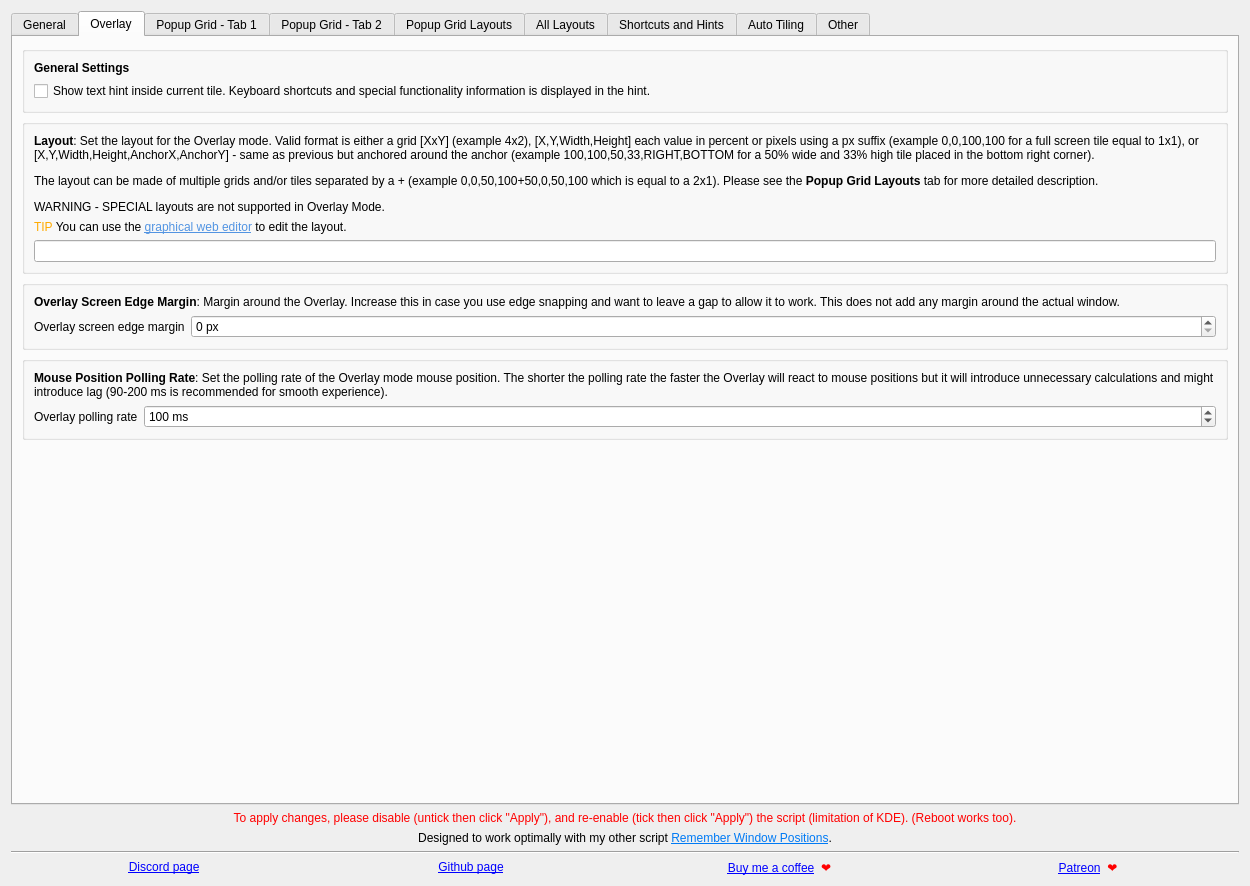
First picture: the form in src/contents/ui/config.ui, repository BoredDan/MouseTiler, before the edit.
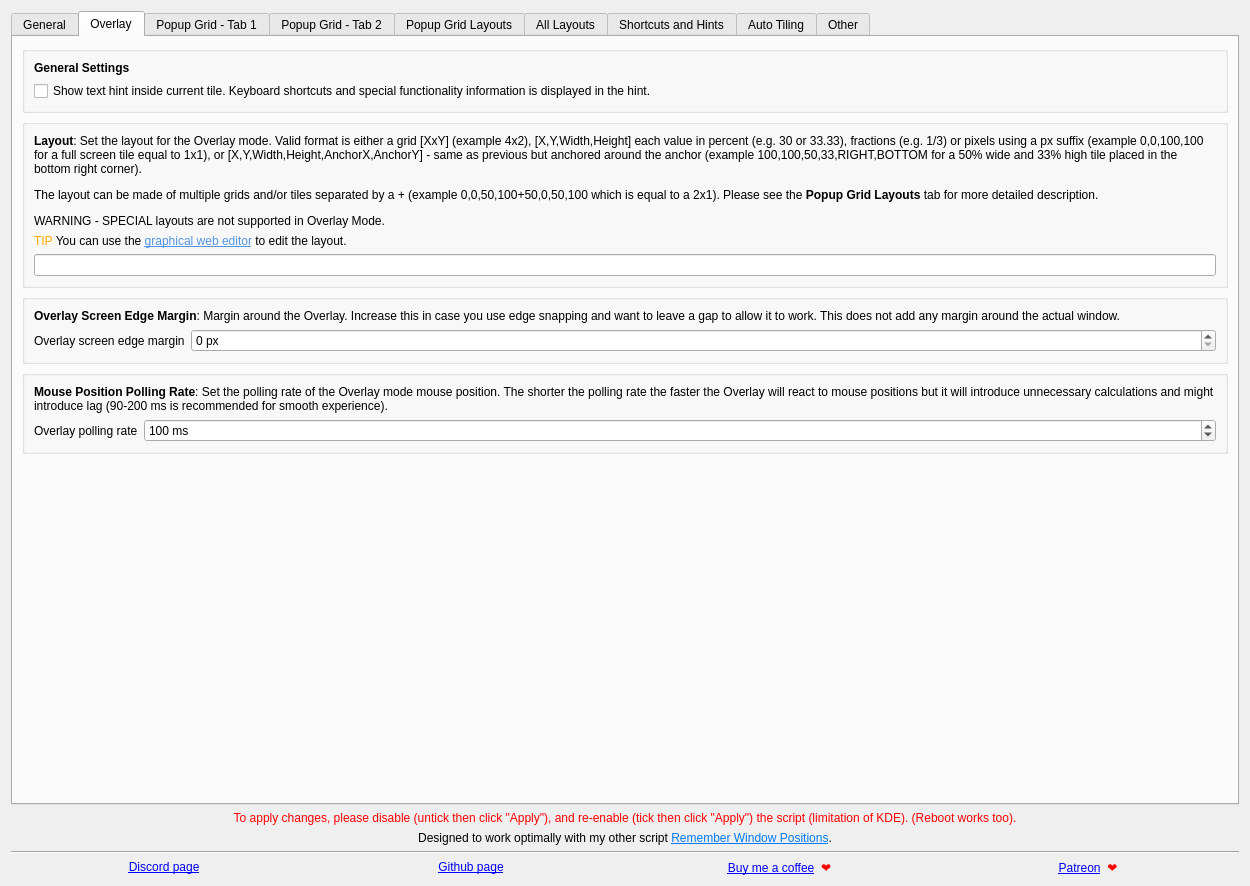
Second picture: the form after the edit. The open tabs and pages were chosen to show the change. Icons and pictures are not drawn.

Commit message: Update settings with infromations about decimal and fraction support. Reformat code to follow existing coding standards.

What changed in the file:
```diff
--- a/src/contents/ui/config.ui
+++ b/src/contents/ui/config.ui
@@ -614,7 +614,7 @@
           <item>
            <widget class="QLabel" name="label_overlayLayout">
             <property name="text">
-             <string>&lt;html&gt;&lt;head/&gt;&lt;body&gt;&lt;p&gt;&lt;span style=&quot; font-weight:700;&quot;&gt;Layout&lt;/span&gt;: Set the layout for the Overlay mode. Valid format is either a grid [XxY] (example 4x2), [X,Y,Width,Height] each value in percent or pixels using a px suffix (example 0,0,100,100 for a full screen tile equal to 1x1), or [X,Y,Width,Height,AnchorX,AnchorY] - same as previous but anchored around the anchor (example 100,100,50,33,RIGHT,BOTTOM for a 50% wide and 33% high tile placed in the bottom right corner).&lt;/p&gt;&lt;p&gt;The layout can be made of multiple grids and/or tiles separated by a + (example 0,0,50,100+50,0,50,100 which is equal to a 2x1). Please see the &lt;span style=&quot; font-weight:700;&quot;&gt;Popup Grid Layouts&lt;/span&gt; tab for more detailed description.&lt;/p&gt;&lt;p&gt;WARNING - SPECIAL layouts are not supported in Overlay Mode.&lt;/p&gt;&lt;/body&gt;&lt;/html&gt;</string>
+             <string>&lt;html&gt;&lt;head/&gt;&lt;body&gt;&lt;p&gt;&lt;span style=&quot; font-weight:700;&quot;&gt;Layout&lt;/span&gt;: Set the layout for the Overlay mode. Valid format is either a grid [XxY] (example 4x2), [X,Y,Width,Height] each value in percent (e.g. 30 or 33.33), fractions (e.g. 1/3) or pixels using a px suffix (example 0,0,100,100 for a full screen tile equal to 1x1), or [X,Y,Width,Height,AnchorX,AnchorY] - same as previous but anchored around the anchor (example 100,100,50,33,RIGHT,BOTTOM for a 50% wide and 33% high tile placed in the bottom right corner).&lt;/p&gt;&lt;p&gt;The layout can be made of multiple grids and/or tiles separated by a + (example 0,0,50,100+50,0,50,100 which is equal to a 2x1). Please see the &lt;span style=&quot; font-weight:700;&quot;&gt;Popup Grid Layouts&lt;/span&gt; tab for more detailed description.&lt;/p&gt;&lt;p&gt;WARNING - SPECIAL layouts are not supported in Overlay Mode.&lt;/p&gt;&lt;/body&gt;&lt;/html&gt;</string>
             </property>
             <property name="wordWrap">
              <bool>true</bool>
```
Left out of the diff: 4 changed lines with no effect on the pictures. The commit also changes 2 other files.
